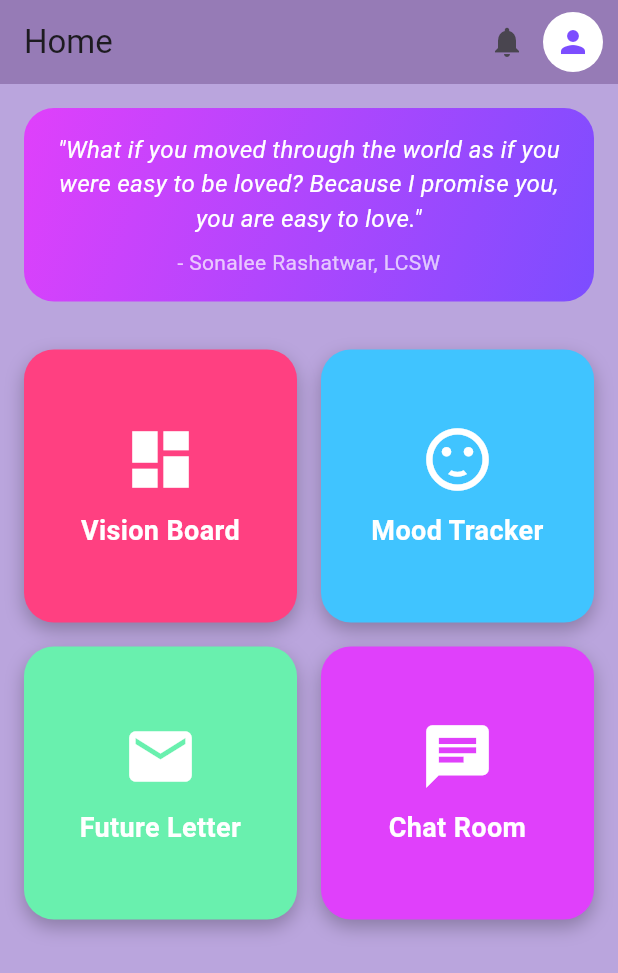
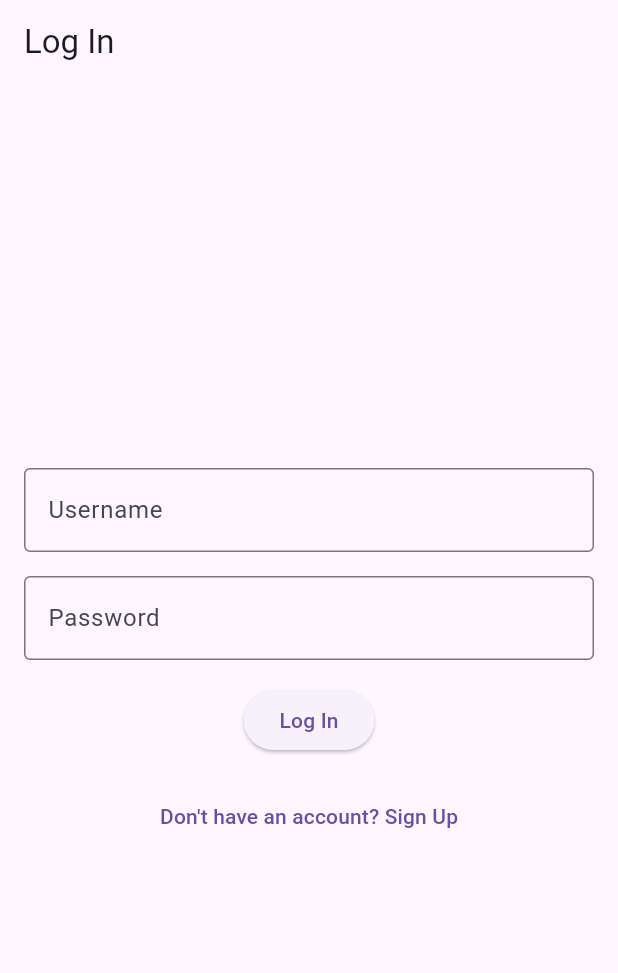
Before and after one commit to ek08052004/healthyminds, a Flutter app: the screen it shows after launch, on a phone screen of 412 x 824 dp. Shown: the top 973 px of the screen. Run offline on Flutter 3.47's test engine with Material 3 defaults, Android fonts, the phone set to English and light mode, and no system bars; our stand-ins replace fl_chart, image_picker, table_calendar.

Commit message:
sign up login screen

```diff
--- a/lib/main.dart
+++ b/lib/main.dart
@@ -1,5 +1,6 @@
 import 'package:flutter/material.dart';
-import 'screens/home_screen.dart'; // Import HomeScreen
+import 'screens/sign_up_screen.dart';
+import 'screens/splash_screen.dart';
 
 void main() {
   runApp(MyApp());
@@ -14,7 +15,7 @@ class MyApp extends StatelessWidget {
       theme: ThemeData(
         primarySwatch: Colors.blue,
       ),
-      home: HomeScreen(), // Set HomeScreen as the home widget
+      home: SplashScreen(), // Set SignUpScreen as the home widget
     );
   }
 }
--- /dev/null
+++ b/lib/screens/login_screen.dart
@@ -0,0 +1,80 @@
+import 'package:flutter/material.dart';
+import 'sign_up_screen.dart'; // Import the SignUpScreen
+
+class LoginScreen extends StatefulWidget {
+  @override
+  _LoginScreenState createState() => _LoginScreenState();
+}
+
+class _LoginScreenState extends State<LoginScreen> {
+  final _formKey = GlobalKey<FormState>();
+  final _usernameController = TextEditingController();
+  final _passwordController = TextEditingController();
+
+  @override
+  Widget build(BuildContext context) {
+    return Scaffold(
+      appBar: AppBar(title: Text('Log In')),
+      body: Padding(
+        padding: const EdgeInsets.all(16.0),
+        child: Form(
+          key: _formKey,
+          child: Column(
+            mainAxisAlignment: MainAxisAlignment.center,
+            children: [
+              TextFormField(
+                controller: _usernameController,
+                decoration: InputDecoration(
+                  labelText: 'Username',
+                  border: OutlineInputBorder(),
+                ),
+                validator: (value) {
+                  if (value == null || value.isEmpty) {
+                    return 'Please enter your username';
+                  }
+                  return null;
+                },
+              ),
+              SizedBox(height: 16),
+              TextFormField(
+                controller: _passwordController,
+                decoration: InputDecoration(
+                  labelText: 'Password',
+                  border: OutlineInputBorder(),
+                ),
+                obscureText: true,
+                validator: (value) {
+                  if (value == null || value.isEmpty) {
+                    return 'Please enter your password';
+                  }
+                  return null;
+                },
+              ),
+              SizedBox(height: 16),
+              ElevatedButton(
+                onPressed: () {
+                  if (_formKey.currentState?.validate() ?? false) {
+                    // Handle login action
+                    print('Login button pressed');
+                    // Navigate to the home screen or perform login action
+                  }
+                },
+                child: Text('Log In'),
+              ),
+              SizedBox(height: 16),
+              TextButton(
+                onPressed: () {
+                  Navigator.pushReplacement(
+                    context,
+                    MaterialPageRoute(builder: (context) => SignUpScreen()),
+                  );
+                },
+                child: Text('Don\'t have an account? Sign Up'),
+              ),
+            ],
+          ),
+        ),
+      ),
+    );
+  }
+}
--- a/pubspec.yaml
+++ b/pubspec.yaml
@@ -33,6 +33,7 @@ dependencies:
   table_calendar: ^3.0.6
   fl_chart: ^0.68.0
   intl: ^0.19.0
+  http: 0.13.6
 
 
   # The following adds the Cupertino Icons font to your application.
```
Also changed, not shown: lib/screens/public_chat_room_screen.dart (+63 -51 lines), lib/screens/sign_up_screen.dart (added, +100 -0 lines), lib/screens/splash_screen.dart (added, +34 -0 lines), lib/services/chat_moderation_service.dart (added, +34 -0 lines), pubspec.lock.
